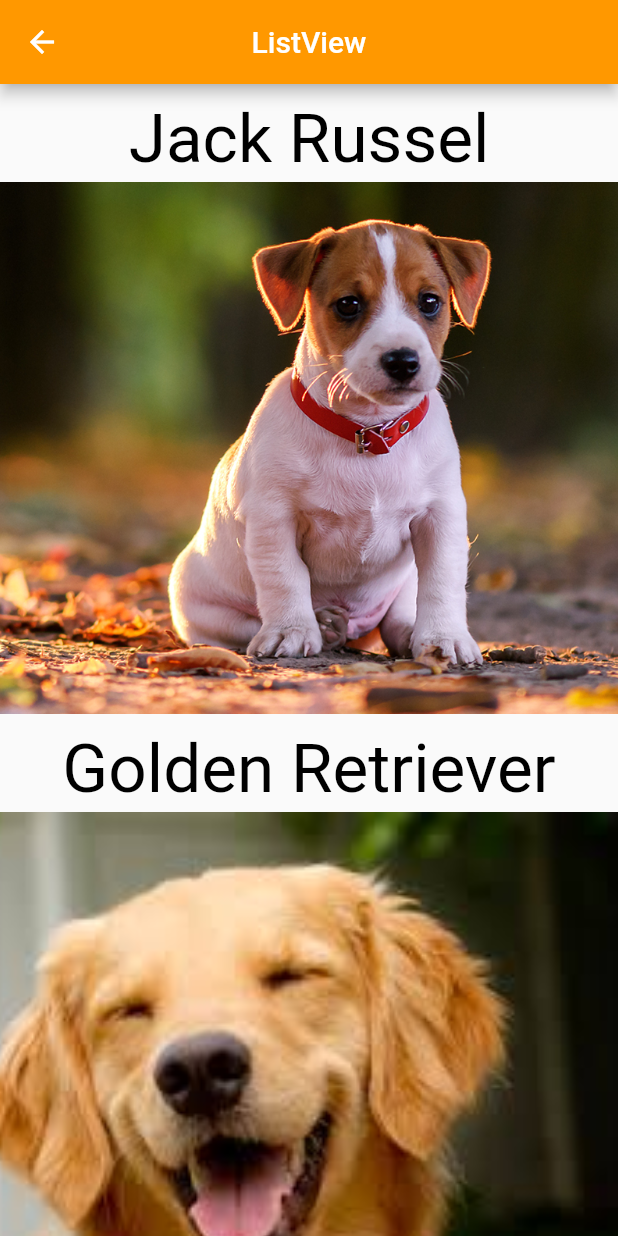
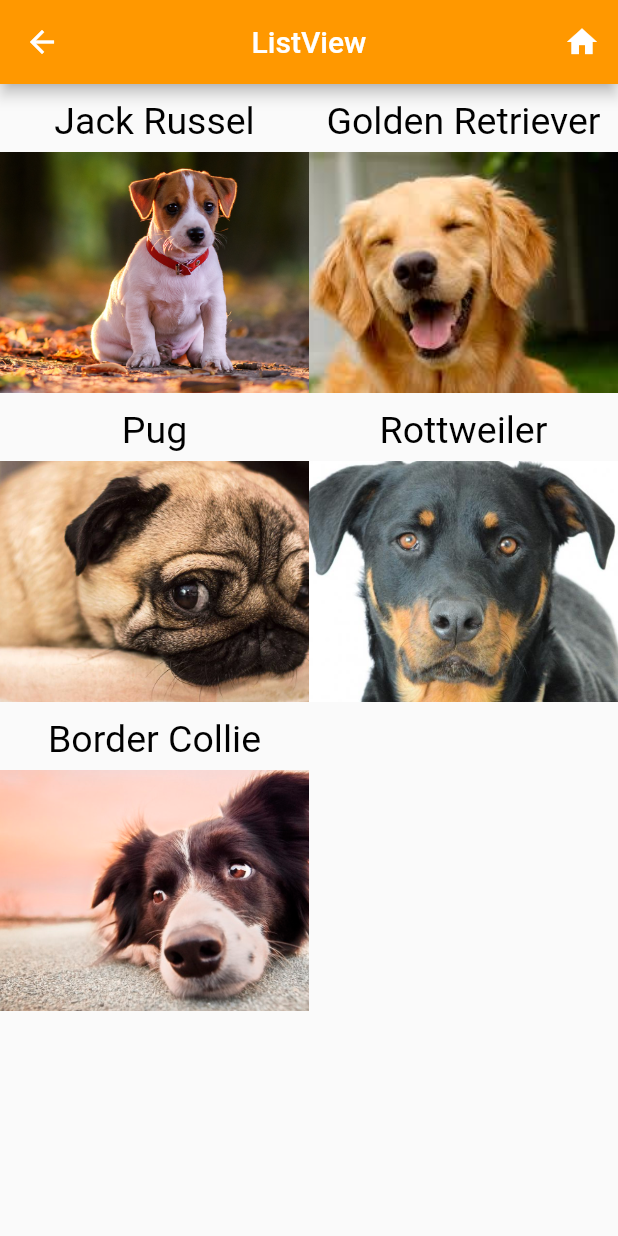
Before and after one commit to EduardoLevandoski/FlutterPracticeApplication, a Flutter app: the screen it shows after launch, after a tap on "ListView", on a phone screen of 412 x 824 dp. Run offline on Flutter 3.47's test engine with Material 2 defaults, Android fonts, the phone set to English and light mode, and no system bars.

Commit message:
list view app bar action implementation and _onClickPop update

```diff
--- a/lib/pages/hello_page1.dart
+++ b/lib/pages/hello_page1.dart
@@ -24,11 +24,11 @@ _body(context) {
   return Container(
     color: Colors.white24,
     child: Center(
-      child: DefaultButton("Home", onPressed: () => _onClickPop(context)),
+      child: DefaultButton("Home", onPressed: () => _onClickPop(context, "Page 1")),
     ),
   );
 }
 
-_onClickPop(context){
-  pop(context, "Page 1");
+_onClickPop(context, [value]){
+  pop(context, value);
 }
--- a/lib/pages/hello_page2.dart
+++ b/lib/pages/hello_page2.dart
@@ -24,11 +24,11 @@ _body(context) {
   return Container(
     color: Colors.white24,
     child: Center(
-      child: DefaultButton("Home", onPressed: () => _onClickPop(context)),
+      child: DefaultButton("Home", onPressed: () => _onClickPop(context, "Page 2")),
     ),
   );
 }
 
-_onClickPop(context){
-  pop(context, "Page 2");
+_onClickPop(context, [value]){
+  pop(context, value);
 }
--- a/lib/pages/list_view_page.dart
+++ b/lib/pages/list_view_page.dart
@@ -1,4 +1,6 @@
 import 'package:flutter/material.dart';
+
+import '../utils/nav.dart';
 
 class Dog {
   String name;
@@ -21,10 +23,20 @@ class ListViewPage extends StatelessWidget {
         title: const Text("ListView"),
         backgroundColor: Colors.orange,
         centerTitle: true,
+        actions: [
+          _iconButton(() => _onClickPop(context, "Home"), const Icon(Icons.home)),
+        ],
       ),
       body: _body(),
     );
   }
+}
+
+_iconButton(Function() onPressed, icon) {
+  return IconButton(
+      onPressed: onPressed,
+      icon: icon,
+  );
 }
 
 _body() {
@@ -36,9 +48,9 @@ _body() {
     Dog("Border Collie", "dog5.png"),
   ];
 
-  return ListView.builder(
+  return GridView.builder(
     itemCount: dogs.length,
-    itemExtent: 420,
+    gridDelegate: const SliverGridDelegateWithFixedCrossAxisCount(crossAxisCount: 2),
     itemBuilder: (context, index) {
       return Stack(
         fit: StackFit.expand,
@@ -53,7 +65,7 @@ _body() {
 
 _img(String img) {
   return Container(
-    padding: const EdgeInsets.only(top: 65),
+    padding: const EdgeInsets.only(top: 45),
     child: Image.asset(
       "assets/images/" + img,
       fit: BoxFit.cover,
@@ -69,10 +81,14 @@ _text(String text) {
       child: Text(
         text,
         style: const TextStyle(
-          fontSize: 45,
+          fontSize: 25,
           color: Colors.black,
         ),
       ),
     ),
   );
 }
+
+_onClickPop(context, [value]){
+  pop(context, value);
+}
--- a/lib/widgets/default_button.dart
+++ b/lib/widgets/default_button.dart
@@ -21,7 +21,7 @@ class DefaultButton extends StatelessWidget {
       style: ElevatedButton.styleFrom(
         primary: color,
         shape: RoundedRectangleBorder(
-          borderRadius: BorderRadius.circular(6),
+          borderRadius: BorderRadius.circular(5),
         ),
       ),
     );
```
